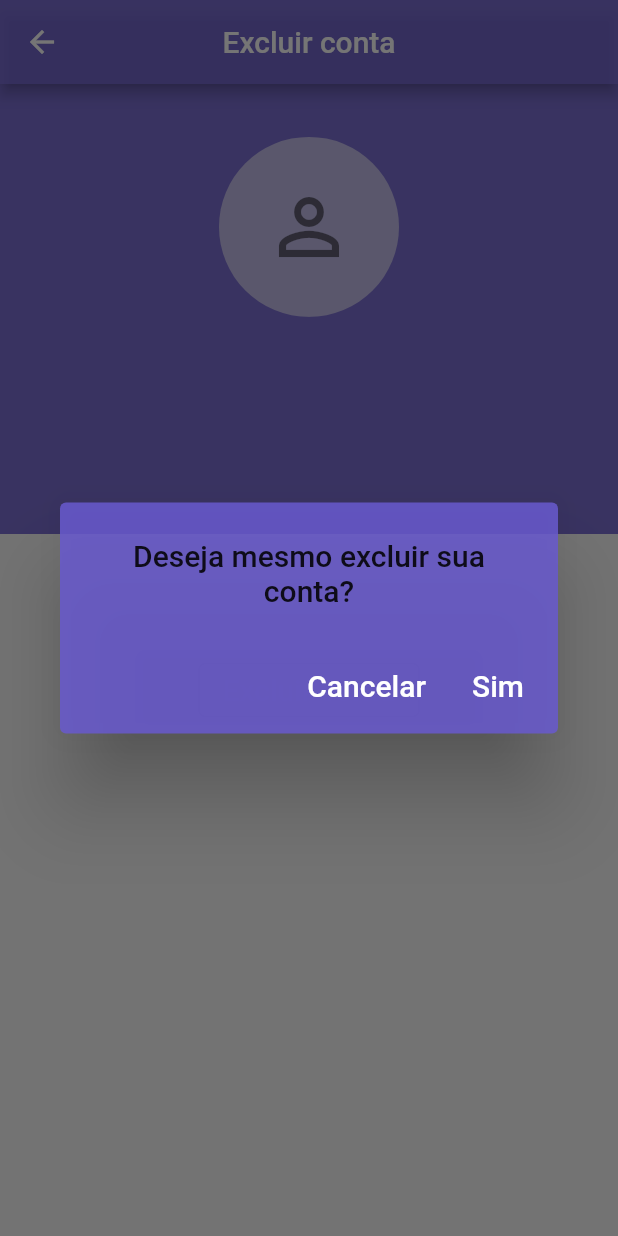
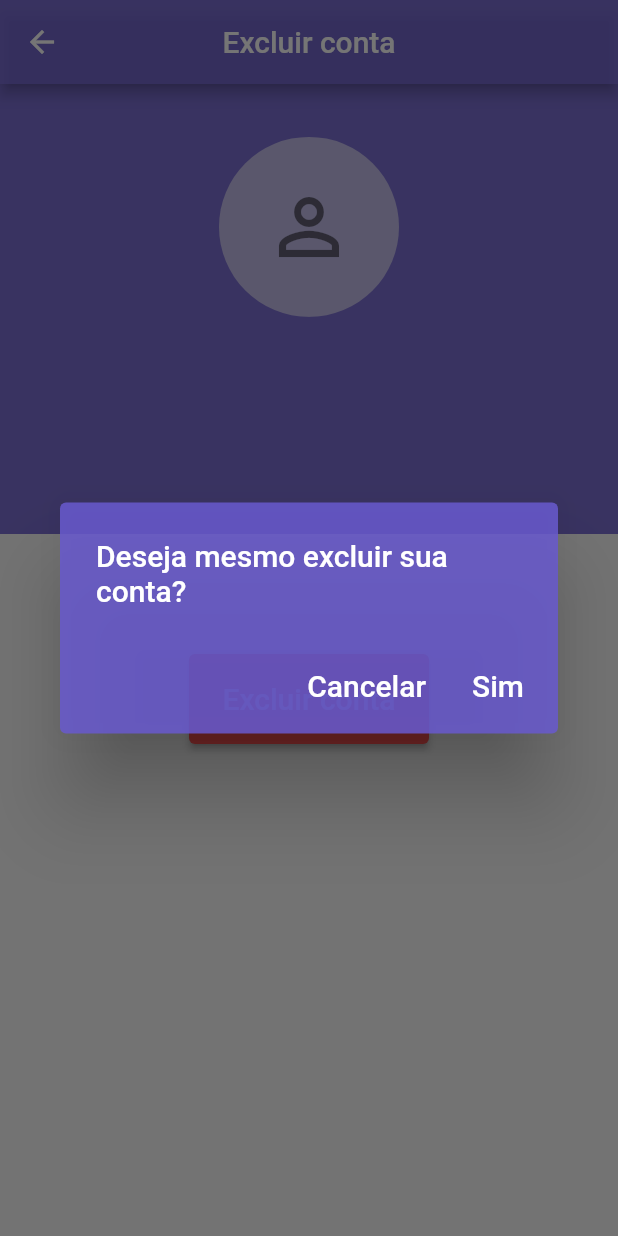
Before and after one commit to proz-tecnologia/PIT03GP06, a Flutter app: the DeleteAccountPage screen opened by its route, after a tap on "Excluir conta", on a phone screen of 412 x 824 dp. Run offline on Flutter 3.47's test engine with Material 2 defaults, Android fonts, the phone set to English and light mode, and no system bars; our stand-ins replace brasil_fields, cloud_firestore, currency_text_input_formatter, email_validator, firebase_auth, firebase_core and 6 more; missing offline and left inert: validatorless; accounts and stored records are empty.

Commit message:
adjustments to delete account button

```diff
--- a/lib/src/view/settings/widgets/delete_button.dart
+++ b/lib/src/view/settings/widgets/delete_button.dart
@@ -11,12 +11,18 @@ class DeleteButton extends StatelessWidget {
   @override
   Widget build(BuildContext context) {
     return Consumer<AccountController>(
-      builder: (context, controller, child) => OutlinedButton(
-        onPressed: () => dialogBuilder(context),
-        child: const Text(Strings.deleteAccount,
-          style: TextStyle(
-            color: Colors.white,
-            fontSize: 20,
+      builder: (context, controller, child) => SizedBox(
+        width: 160,
+        height: 60,
+        child: ElevatedButton(
+          style: ElevatedButton.styleFrom(backgroundColor: Colors.redAccent),
+          onPressed: () => dialogBuilder(context),
+          child: const Text(
+            Strings.deleteAccount,
+            style: TextStyle(
+              color: Colors.white,
+              fontSize: 20,
+            ),
           ),
         ),
       ),
@@ -32,11 +38,15 @@ Future<void> dialogBuilder(BuildContext context) {
     builder: (BuildContext context) {
       return AlertDialog(
         backgroundColor: darkFunctionWidgets(),
-        title: const Text(Strings.delYourAccount,
-            textAlign: TextAlign.center),
+        title: const Text(
+          Strings.delYourAccount,
+          style: TextStyle(color: Colors.white),
+        ),
         actions: <Widget>[
           TextButton(
-            child: const Text(Strings.cancel,
+            child: const Text(
+              Strings.cancel,
+              textAlign: TextAlign.left,
               style: TextStyle(
                 color: Colors.white,
                 fontSize: 20,
@@ -47,7 +57,9 @@ Future<void> dialogBuilder(BuildContext context) {
             },
           ),
           TextButton(
-              child: const Text(Strings.yes,
+              child: const Text(
+                Strings.yes,
+                textAlign: TextAlign.right,
                 style: TextStyle(
                   color: Colors.white,
                   fontSize: 20,
```
